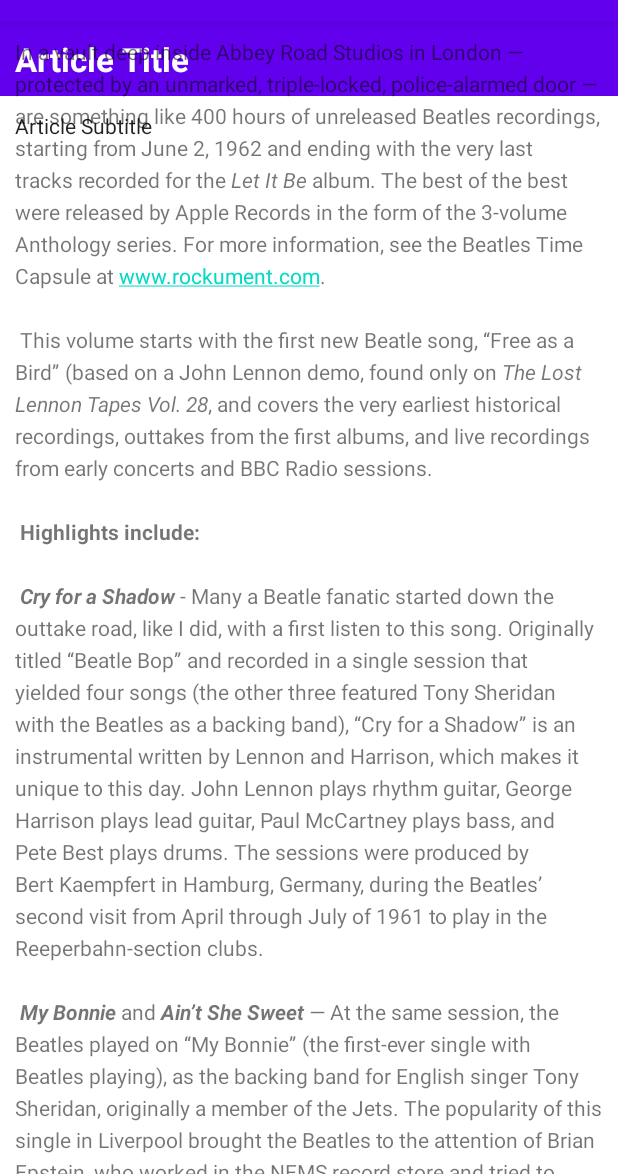
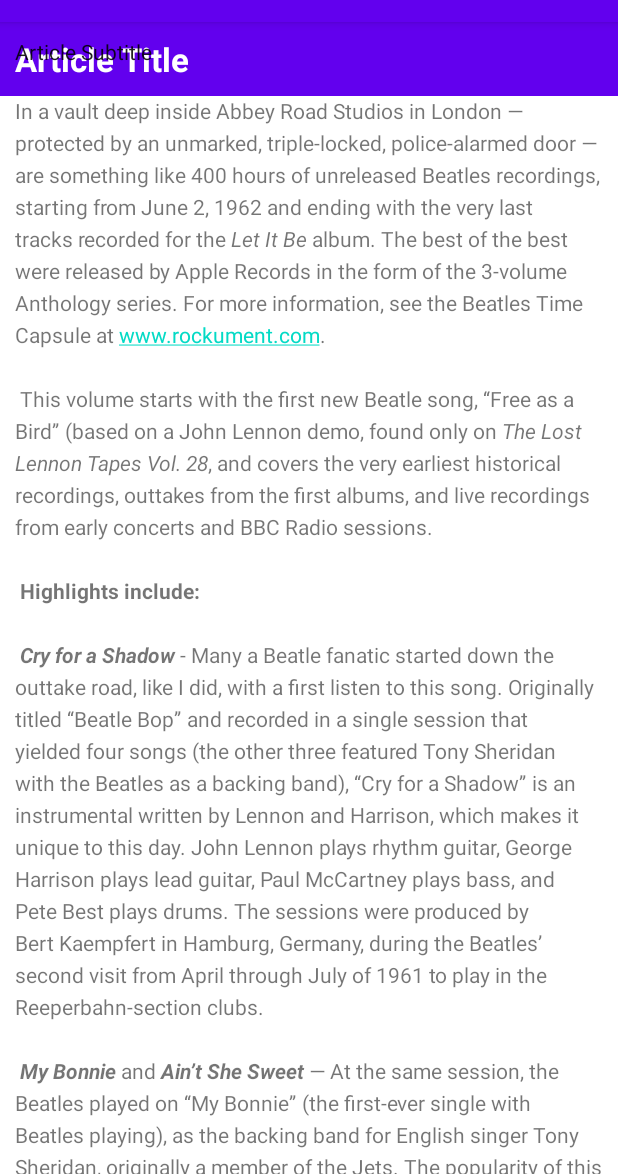
Before and after one commit to aprashant21/ScrollText, an Android app: the screen it shows after launch (MainActivity), on a phone screen of 412 x 824 dp, the part 62-1236 px from its top. Run offline under Robolectric (Android 15) with nearby library versions, the phone set to English and light mode, and no system bars.

Commit message:
linear layout added inside scrollView

```diff
--- a/app/src/main/res/layout/activity_main.xml
+++ b/app/src/main/res/layout/activity_main.xml
@@ -18,7 +18,15 @@
 
         />
 
+    <ScrollView
+        android:layout_width="wrap_content"
+        android:layout_height="wrap_content" >
 
+        <LinearLayout
+            android:layout_width="match_parent"
+            android:layout_height="wrap_content"
+            android:orientation="vertical"
+            >
             <TextView
                 android:id="@+id/article_subheading"
                 android:layout_below="@id/article_heading"
@@ -27,11 +35,6 @@
                 android:text="@string/article_subtitle"
                 android:padding="@dimen/padding_regular"
                 android:textAppearance="@android:style/TextAppearance.DeviceDefault" />
-
-
-    <ScrollView
-        android:layout_width="wrap_content"
-        android:layout_height="wrap_content" >
 
             <TextView
                 android:layout_width="match_parent"
@@ -43,6 +46,7 @@
                 android:autoLink="web"
 
                 />
+        </LinearLayout>
     </ScrollView>
 
 </RelativeLayout>
```
Lines whose indentation alone changed are shown as unchanged.
